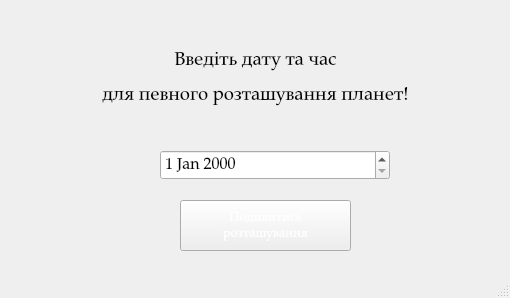
Old version of the form Syzygy/setdateform.ui in the repository maxpe3447/SyZyGy.
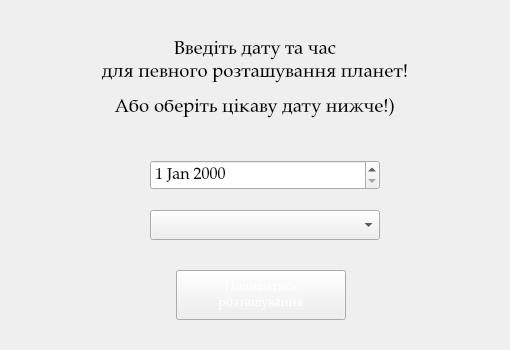
New version of the form. Icons and pictures are not drawn.

Commit message: forms settings + new text

What changed in the file:
```diff
--- a/Syzygy/setdateform.ui
+++ b/Syzygy/setdateform.ui
@@ -7,9 +7,21 @@
     <x>0</x>
     <y>0</y>
     <width>510</width>
-    <height>298</height>
+    <height>350</height>
    </rect>
   </property>
+  <property name="minimumSize">
+   <size>
+    <width>510</width>
+    <height>350</height>
+   </size>
+  </property>
+  <property name="maximumSize">
+   <size>
+    <width>510</width>
+    <height>350</height>
+   </size>
+  </property>
   <property name="windowTitle">
    <string>MainWindow</string>
   </property>
@@ -21,9 +33,9 @@
     <property name="geometry">
      <rect>
       <x>50</x>
-      <y>30</y>
-      <width>411</width>
-      <height>101</height>
+      <y>20</y>
+      <width>410</width>
+      <height>121</height>
      </rect>
     </property>
     <property name="font">
@@ -33,16 +45,16 @@
      </font>
     </property>
     <property name="text">
-     <string>&lt;html&gt;&lt;head/&gt;&lt;body&gt;&lt;p align=&quot;center&quot;&gt;&lt;span style=&quot; font-size:14pt;&quot;&gt;Введіть дату та час&lt;/span&gt;&lt;/p&gt;&lt;p align=&quot;center&quot;&gt;&lt;span style=&quot; font-size:14pt;&quot;&gt;для певного розташування планет!&lt;/span&gt;&lt;/p&gt;&lt;/body&gt;&lt;/html&gt;</string>
+     <string>&lt;html&gt;&lt;head/&gt;&lt;body&gt;&lt;p align=&quot;center&quot;&gt;&lt;span style=&quot; font-size:14pt;&quot;&gt;Введіть дату та час&lt;br/&gt;для певного розташування планет!&lt;/span&gt;&lt;/p&gt;&lt;p align=&quot;center&quot;&gt;&lt;span style=&quot; font-size:14pt;&quot;&gt;Або оберіть цікаву дату нижче!)&lt;/span&gt;&lt;/p&gt;&lt;/body&gt;&lt;/html&gt;</string>
     </property>
    </widget>
    <widget class="QPushButton" name="passDate">
     <property name="geometry">
      <rect>
-      <x>180</x>
-      <y>200</y>
-      <width>171</width>
-      <height>51</height>
+      <x>176</x>
+      <y>270</y>
+      <width>170</width>
+      <height>50</height>
      </rect>
     </property>
     <property name="font">
@@ -63,8 +75,8 @@
    <widget class="QDateEdit" name="setDate">
     <property name="geometry">
      <rect>
-      <x>160</x>
-      <y>150</y>
+      <x>150</x>
+      <y>160</y>
       <width>230</width>
       <height>30</height>
      </rect>
@@ -76,8 +88,17 @@
      </font>
     </property>
    </widget>
+   <widget class="QComboBox" name="comboBox">
+    <property name="geometry">
+     <rect>
+      <x>150</x>
+      <y>210</y>
+      <width>230</width>
+      <height>30</height>
+     </rect>
+    </property>
+   </widget>
   </widget>
-  <widget class="QStatusBar" name="statusbar"/>
  </widget>
  <resources/>
  <connections/>
```
The commit also changes 4 other files.
